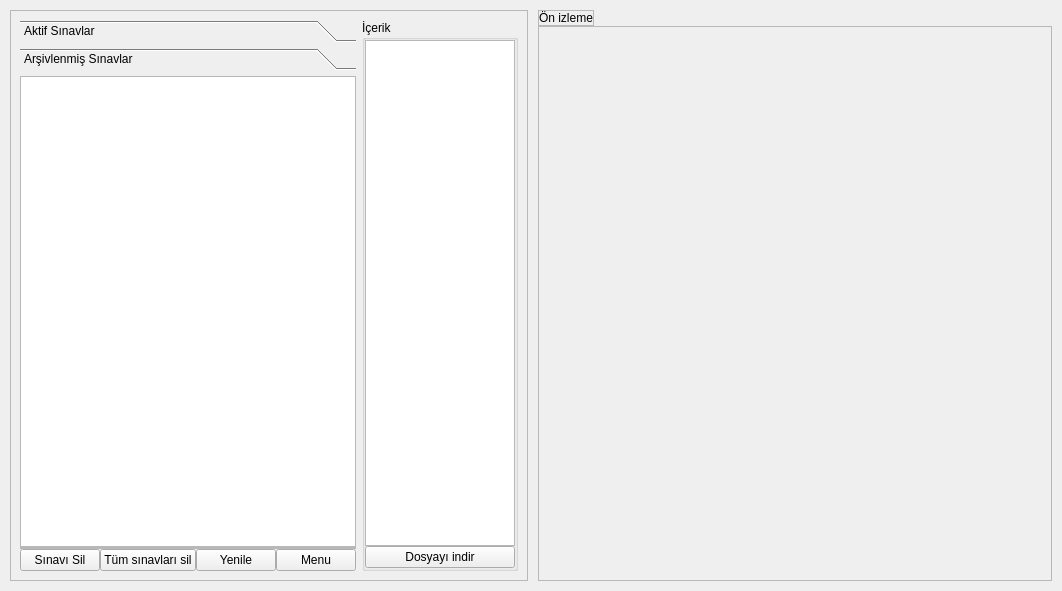
This is Forms/sinavlar_frame.ui in yoseidonn/Kelebek-App as Qt 5 draws it before an edit. The edited form follows.
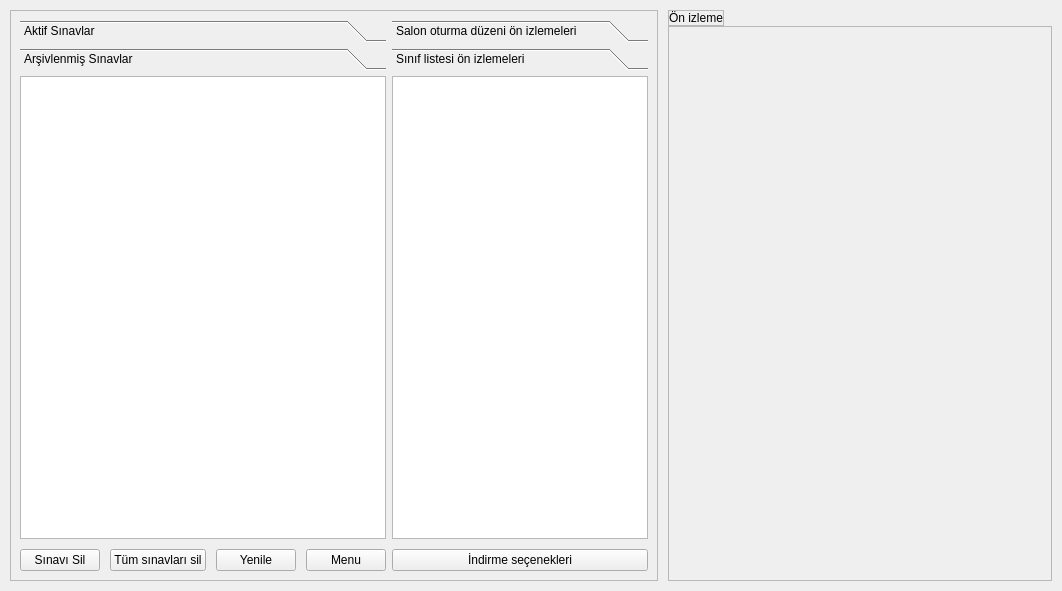
This is the edited form. The open tabs and pages were chosen to show the change. Icons and pictures are not drawn.

```diff
--- a/Forms/sinavlar_frame.ui
+++ b/Forms/sinavlar_frame.ui
@@ -44,17 +44,17 @@
       <enum>QFrame::Raised</enum>
      </property>
      <layout class="QHBoxLayout" name="horizontalLayout_7">
-      <item>
-       <widget class="QFrame" name="leftofleftFrame">
+      <item alignment="Qt::AlignLeft">
+       <widget class="QFrame" name="examsFrame">
         <property name="sizePolicy">
-         <sizepolicy hsizetype="Fixed" vsizetype="Preferred">
+         <sizepolicy hsizetype="Expanding" vsizetype="Preferred">
           <horstretch>0</horstretch>
           <verstretch>0</verstretch>
          </sizepolicy>
         </property>
         <layout class="QVBoxLayout" name="verticalLayout">
          <property name="spacing">
-          <number>0</number>
+          <number>10</number>
          </property>
          <property name="leftMargin">
           <number>0</number>
@@ -71,7 +71,7 @@
          <item>
           <widget class="QToolBox" name="toolbox">
            <property name="sizePolicy">
-            <sizepolicy hsizetype="Preferred" vsizetype="Preferred">
+            <sizepolicy hsizetype="Expanding" vsizetype="Preferred">
              <horstretch>0</horstretch>
              <verstretch>0</verstretch>
             </sizepolicy>
@@ -117,8 +117,8 @@
              <rect>
               <x>0</x>
               <y>0</y>
-              <width>375</width>
-              <height>460</height>
+              <width>343</width>
+              <height>452</height>
              </rect>
             </property>
             <attribute name="label">
@@ -147,33 +147,6 @@
            </widget>
           </widget>
          </item>
-         <item>
-          <widget class="QFrame" name="examsListFrame">
-           <property name="frameShape">
-            <enum>QFrame::StyledPanel</enum>
-           </property>
-           <property name="frameShadow">
-            <enum>QFrame::Raised</enum>
-           </property>
-           <layout class="QHBoxLayout" name="horizontalLayout_4">
-            <property name="spacing">
-             <number>0</number>
-            </property>
-            <property name="leftMargin">
-             <number>0</number>
-            </property>
-            <property name="topMargin">
-             <number>0</number>
-            </property>
-            <property name="rightMargin">
-             <number>0</number>
-            </property>
-            <property name="bottomMargin">
-             <number>0</number>
-            </property>
-           </layout>
-          </widget>
-         </item>
          <item>
           <layout class="QHBoxLayout" name="buttonsFrame">
            <item>
@@ -221,20 +194,17 @@
         </layout>
        </widget>
       </item>
-      <item>
-       <widget class="QGroupBox" name="filesGroupBox">
+      <item alignment="Qt::AlignLeft">
+       <widget class="QFrame" name="contentFrame">
         <property name="sizePolicy">
-         <sizepolicy hsizetype="Fixed" vsizetype="Preferred">
+         <sizepolicy hsizetype="Expanding" vsizetype="Preferred">
           <horstretch>0</horstretch>
           <verstretch>0</verstretch>
          </sizepolicy>
         </property>
-        <property name="title">
-         <string>İçerik</string>
-        </property>
-        <layout class="QVBoxLayout" name="verticalLayout_2">
+        <layout class="QVBoxLayout" name="contentLayout">
          <property name="spacing">
-          <number>0</number>
+          <number>10</number>
          </property>
          <property name="leftMargin">
           <number>0</number>
@@ -249,22 +219,106 @@
           <number>0</number>
          </property>
          <item>
-          <widget class="QListWidget" name="filesList">
-           <property name="maximumSize">
-            <size>
-             <width>150</width>
-             <height>16777215</height>
-            </size>
+          <widget class="QToolBox" name="filesToolBox">
+           <property name="sizePolicy">
+            <sizepolicy hsizetype="Expanding" vsizetype="Preferred">
+             <horstretch>0</horstretch>
+             <verstretch>0</verstretch>
+            </sizepolicy>
            </property>
+           <widget class="QWidget" name="classroomTab">
+            <property name="geometry">
+             <rect>
+              <x>0</x>
+              <y>0</y>
+              <width>256</width>
+              <height>454</height>
+             </rect>
+            </property>
+            <attribute name="label">
+             <string>Salon oturma düzeni ön izlemeleri</string>
+            </attribute>
+            <layout class="QVBoxLayout" name="verticalLayout_2">
+             <property name="spacing">
+              <number>0</number>
+             </property>
+             <property name="leftMargin">
+              <number>0</number>
+             </property>
+             <property name="topMargin">
+              <number>0</number>
+             </property>
+             <property name="rightMargin">
+              <number>0</number>
+             </property>
+             <property name="bottomMargin">
+              <number>0</number>
+             </property>
+             <item>
+              <widget class="QListWidget" name="classroomList">
+               <property name="maximumSize">
+                <size>
+                 <width>16000</width>
+                 <height>16777215</height>
+                </size>
+               </property>
+              </widget>
+             </item>
+            </layout>
+           </widget>
+           <widget class="QWidget" name="gradeTab">
+            <property name="geometry">
+             <rect>
+              <x>0</x>
+              <y>0</y>
+              <width>256</width>
+              <height>454</height>
+             </rect>
+            </property>
+            <attribute name="label">
+             <string>Sınıf listesi ön izlemeleri</string>
+            </attribute>
+            <layout class="QVBoxLayout" name="verticalLayout_5">
+             <property name="spacing">
+              <number>0</number>
+             </property>
+             <property name="leftMargin">
+              <number>0</number>
+             </property>
+             <property name="topMargin">
+              <number>0</number>
+             </property>
+             <property name="rightMargin">
+              <number>0</number>
+             </property>
+             <property name="bottomMargin">
+              <number>0</number>
+             </property>
+             <item>
+              <widget class="QListWidget" name="gradeList">
+               <property name="maximumSize">
+                <size>
+                 <width>160000</width>
+                 <height>16777215</height>
+                </size>
+               </property>
+              </widget>
+             </item>
+            </layout>
+           </widget>
           </widget>
          </item>
          <item>
-          <widget class="QPushButton" name="downloadBtn">
+          <widget class="QPushButton" name="downloadsBtn">
            <property name="enabled">
             <bool>true</bool>
            </property>
            <property name="text">
-            <string>Dosyayı indir</string>
+            <string>İndirme seçenekleri</string>
+           </property>
+           <property name="icon">
+            <iconset resource="../resources.qrc">
+             <normaloff>:/Images/Images/icon/download.svg</normaloff>:/Images/Images/icon/download.svg</iconset>
            </property>
           </widget>
          </item>
```
Left out of the diff: 8 changed lines with no effect on the pictures.
